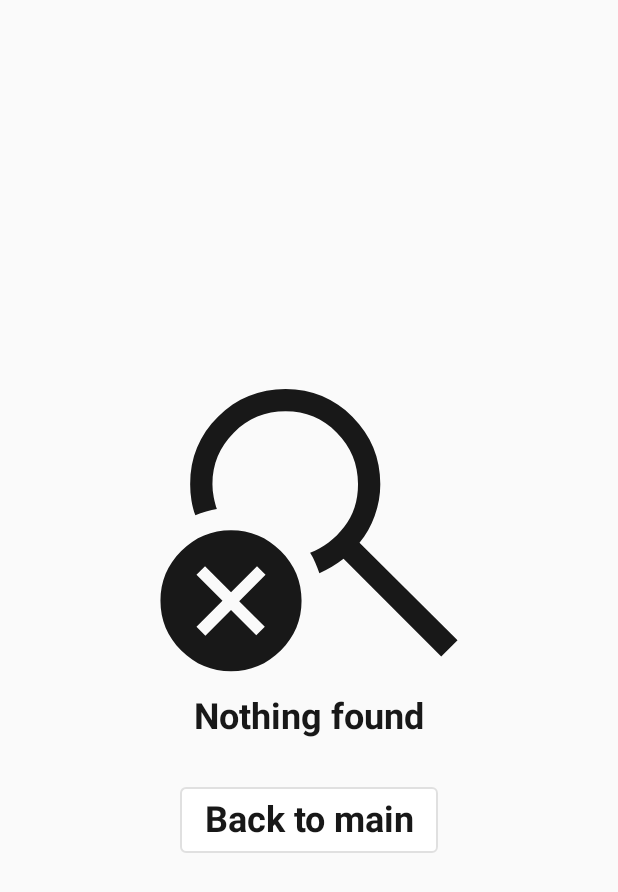
After one commit to MixDrinks/android, an Android app built with Jetpack Compose: the NotFoundScreen screen opened through its navigation route, on a phone screen of 412 x 824 dp. The commit adds this screen. Shown: the top 892 px of the screen. Run offline under Robolectric (Android 15) with nearby library versions, the phone set to English and light mode, and no system bars; our stand-ins replace accompanist.

Commit message:
added not found screen, loading screen

```diff
--- a/app/src/main/java/org/mixdrinks/mixdrinks/app/MainActivity.kt
+++ b/app/src/main/java/org/mixdrinks/mixdrinks/app/MainActivity.kt
@@ -10,6 +10,7 @@ import androidx.navigation.compose.NavHost
 import androidx.navigation.compose.composable
 import androidx.navigation.compose.rememberNavController
 import org.mixdrinks.mixdrinks.app.ui.theme.MixDrinksTheme
+import org.mixdrinks.mixdrinks.features.common.ui.NotFoundScreen
 import org.mixdrinks.mixdrinks.features.detail.ui.DetailScreen
 import org.mixdrinks.mixdrinks.features.start.ui.StartScreen
 import org.mixdrinks.mixdrinks.features.start.ui.StartScreenViewModel
@@ -43,17 +44,23 @@ fun MixDrinksApp(
                     onNavigateToDetail = { navController.navigate("cocktail/$it") }
                 )
                 mainViewModel.getCocktail(0)
-
             }
             composable("cocktail/{cocktailId}") {
                 backStackEntry ->
                     val cocktailId = backStackEntry.arguments?.getString("cocktailId")
                     cocktailId?.toInt()?.let {
-                        DetailScreen(modifier = modifier, cocktailId = it)
+                        DetailScreen(
+                            modifier = modifier,
+                            cocktailId = it,
+                        )
                     }
             }
-
-
+            composable("not_found") {
+                NotFoundScreen(
+                    modifier = modifier,
+                    onNavigateToStart = { navController.navigate("start") }
+                )
+            }
         }
     }
 }
--- /dev/null
+++ b/app/src/main/java/org/mixdrinks/mixdrinks/features/common/ui/NotFoundScreen.kt
@@ -0,0 +1,52 @@
+package org.mixdrinks.mixdrinks.features.common.ui
+
+import androidx.compose.foundation.Image
+import androidx.compose.foundation.layout.Arrangement
+import androidx.compose.foundation.layout.Column
+import androidx.compose.foundation.layout.Spacer
+import androidx.compose.foundation.layout.fillMaxSize
+import androidx.compose.foundation.layout.padding
+import androidx.compose.foundation.layout.size
+import androidx.compose.material.MaterialTheme
+import androidx.compose.material.OutlinedButton
+import androidx.compose.material.Text
+import androidx.compose.runtime.Composable
+import androidx.compose.ui.Alignment
+import androidx.compose.ui.Modifier
+import androidx.compose.ui.layout.ContentScale
+import androidx.compose.ui.res.painterResource
+import androidx.compose.ui.res.stringResource
+import androidx.compose.ui.text.style.TextAlign
+import androidx.compose.ui.unit.dp
+import org.mixdrinks.mixdrinks.R
+
+@Composable
+fun NotFoundScreen(modifier: Modifier, onNavigateToStart: () -> Unit) {
+    Column(
+        modifier = modifier
+            .fillMaxSize(),
+        verticalArrangement = Arrangement.Center,
+        horizontalAlignment = Alignment.CenterHorizontally
+    ) {
+        Image(
+            painterResource(id = R.drawable.found_off),
+            contentDescription = null,
+            contentScale = ContentScale.Inside,
+            modifier = modifier.size(200.dp),
+        )
+        Spacer(modifier = modifier.padding(5.dp))
+        Text(
+            text = stringResource(id = R.string.nothing_found),
+            style = MaterialTheme.typography.h2,
+            textAlign = TextAlign.Center
+        )
+        Spacer(modifier = modifier.padding(15.dp))
+        OutlinedButton(onClick = { onNavigateToStart() }) {
+            Text(
+                text = stringResource(id = R.string.back_to_main),
+                style = MaterialTheme.typography.h2,
+                textAlign = TextAlign.Center
+            )
+        }
+    }
+}
--- /dev/null
+++ b/app/src/main/res/drawable/baseline_error_outline_24.xml
@@ -0,0 +1,5 @@
+<vector android:height="200dp" android:tint="#2B4718"
+    android:viewportHeight="24" android:viewportWidth="24"
+    android:width="200dp" xmlns:android="http://schemas.android.com/apk/res/android">
+    <path android:fillColor="@android:color/white" android:pathData="M11,15h2v2h-2zM11,7h2v6h-2zM11.99,2C6.47,2 2,6.48 2,12s4.47,10 9.99,10C17.52,22 22,17.52 22,12S17.52,2 11.99,2zM12,20c-4.42,0 -8,-3.58 -8,-8s3.58,-8 8,-8 8,3.58 8,8 -3.58,8 -8,8z"/>
+</vector>
--- /dev/null
+++ b/app/src/main/res/drawable/found_off.xml
@@ -0,0 +1,5 @@
+<vector android:height="200dp" android:viewportHeight="131"
+    android:viewportWidth="138" android:width="210.68703dp" xmlns:android="http://schemas.android.com/apk/res/android">
+    <path android:fillColor="#181818"
+        android:pathData="M33.13,130.33C24.24,130.33 16.61,127.14 10.23,120.77C3.86,114.39 0.67,106.76 0.67,97.88C0.67,88.99 3.86,81.36 10.23,74.98C16.61,68.61 24.24,65.42 33.13,65.42C42.01,65.42 49.64,68.61 56.02,74.98C62.39,81.36 65.58,88.99 65.58,97.88C65.58,106.76 62.39,114.39 56.02,120.77C49.64,127.14 42.01,130.33 33.13,130.33ZM129.82,123.5L84.89,78.57C83.29,79.82 81.5,81.05 79.51,82.24C77.51,83.44 75.61,84.44 73.78,85.23C73.21,83.64 72.59,82.02 71.9,80.36C71.22,78.71 70.42,77.2 69.51,75.84C75.66,73.45 80.87,69.49 85.14,63.96C89.41,58.44 91.55,51.86 91.55,44.23C91.55,35.01 88.3,27.12 81.81,20.57C75.32,14.02 67.46,10.75 58.24,10.75C48.9,10.75 40.95,14.02 34.41,20.57C27.86,27.12 24.58,35.01 24.58,44.23C24.58,46.17 24.78,48.19 25.18,50.3C25.58,52.4 26.06,54.2 26.63,55.68C25.15,55.91 23.5,56.28 21.68,56.79C19.86,57.3 18.21,57.9 16.73,58.58C15.93,56.53 15.33,54.26 14.93,51.75C14.53,49.24 14.33,46.74 14.33,44.23C14.33,32.05 18.6,21.71 27.15,13.23C35.69,4.74 46.05,0.5 58.24,0.5C70.31,0.5 80.59,4.77 89.07,13.31C97.56,21.85 101.8,32.16 101.8,44.23C101.8,49.13 100.95,53.97 99.24,58.75C97.53,63.54 95.19,67.69 92.23,71.22L137.33,115.98L129.82,123.5ZM21.34,113.93L33.13,102.15L44.74,113.76L48.67,109.83L36.88,98.05L49.01,85.92L45.08,81.99L33.13,93.95L21.17,81.99L17.24,85.92L29.2,97.88L17.24,109.83L21.34,113.93Z"/>
+</vector>
--- a/app/src/main/res/values/strings.xml
+++ b/app/src/main/res/values/strings.xml
@@ -9,5 +9,8 @@
     <string name="need_tools">Need tools for cooking cocktail</string>
     <string name="visit_count">Visit count</string>
     <string name="search_hint">Search</string>
+    <string name="error_loading">Error loading. Please check internet connection</string>
+    <string name="nothing_found">Nothing found</string>
+    <string name="back_to_main">Back to main</string>
 
 </resources>
--- a/build.gradle
+++ b/build.gradle
@@ -1,6 +1,6 @@
 buildscript {
     ext {
-        compose_ui_version = '1.1.1'
+        compose_ui_version = '1.3.3'
     }
 }// Top-level build file where you can add configuration options common to all sub-projects/modules.
 plugins {
```
Also changed, not shown: app/build.gradle (+13 -10 lines), app/src/main/java/org/mixdrinks/mixdrinks/features/common/ui/ErrorLoadingScreen.kt (added, +43 -0 lines), app/src/main/java/org/mixdrinks/mixdrinks/features/common/ui/LoaderIndicatorScreen.kt (added, +26 -0 lines), app/src/main/java/org/mixdrinks/mixdrinks/features/common/ui/widget/Error.kt (deleted, +0 -20 lines), app/src/main/java/org/mixdrinks/mixdrinks/features/common/ui/widget/Loading.kt (deleted, +0 -27 lines), app/src/main/java/org/mixdrinks/mixdrinks/features/detail/ui/DetailScreen.kt (+5 -5 lines), 1 other file.
